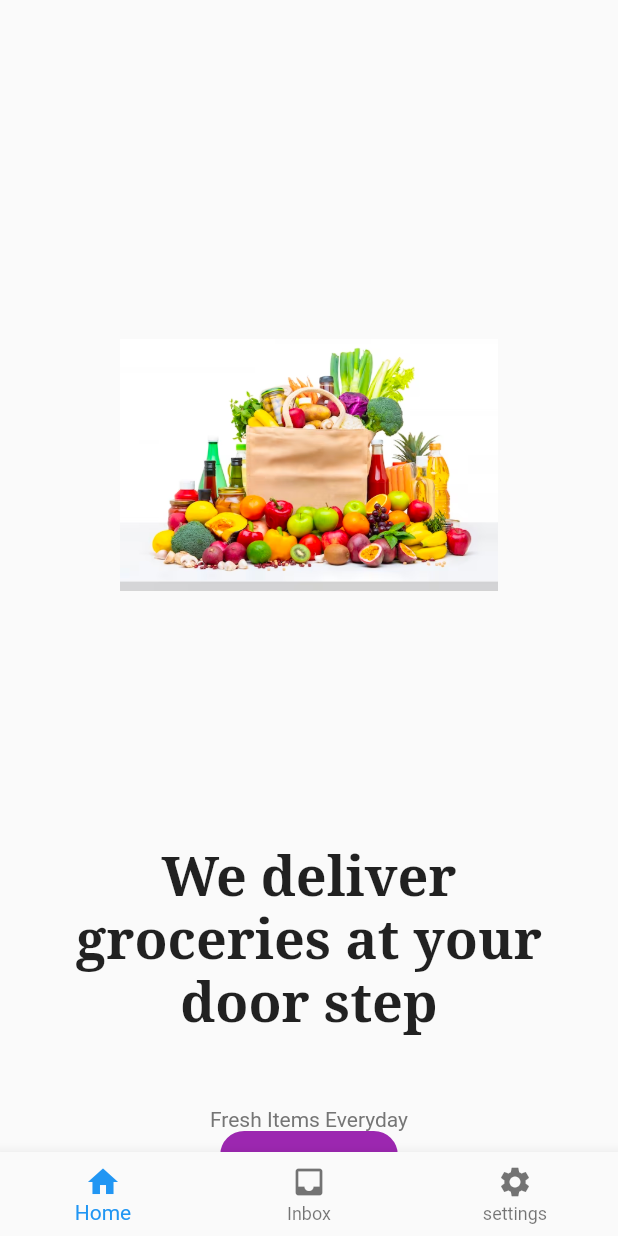
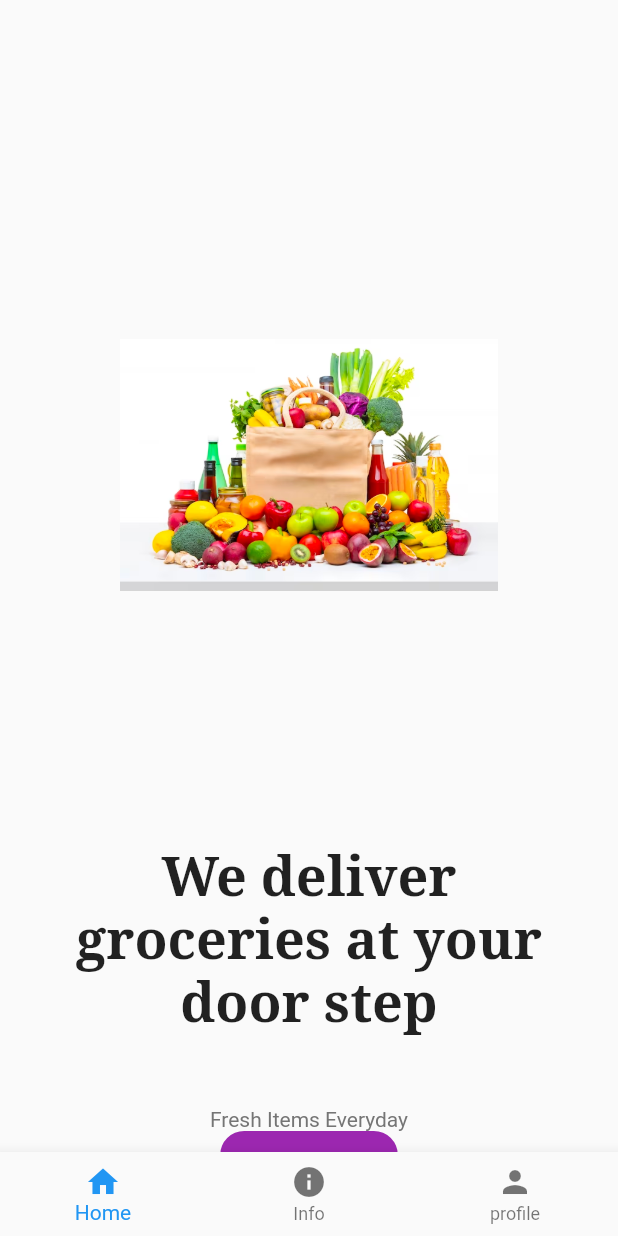
Before and after one commit to BabarShamsi-mset/The-Flutter-Way, a Flutter app: the screen it shows after launch, on a phone screen of 412 x 824 dp. Run offline on Flutter 3.47's test engine with Material 2 defaults, Android fonts, the phone set to English and light mode, and no system bars; our stand-ins replace google_fonts; missing offline and left inert: dart:js.

```diff
--- a/lib/main.dart
+++ b/lib/main.dart
@@ -45,8 +45,8 @@ class _GroceryAppState extends State<GroceryApp> {
         currentIndex: myIndex,
         items: const [
           BottomNavigationBarItem(icon: Icon(Icons.home), label: 'Home',),
-          BottomNavigationBarItem(icon: Icon(Icons.inbox), label: 'Inbox',),
-          BottomNavigationBarItem(icon: Icon(Icons.settings), label: 'settings'
+          BottomNavigationBarItem(icon: Icon(Icons.info), label: 'Info',),
+          BottomNavigationBarItem(icon: Icon(Icons.person), label: 'profile'
               '',),
         ],
       ),
```
